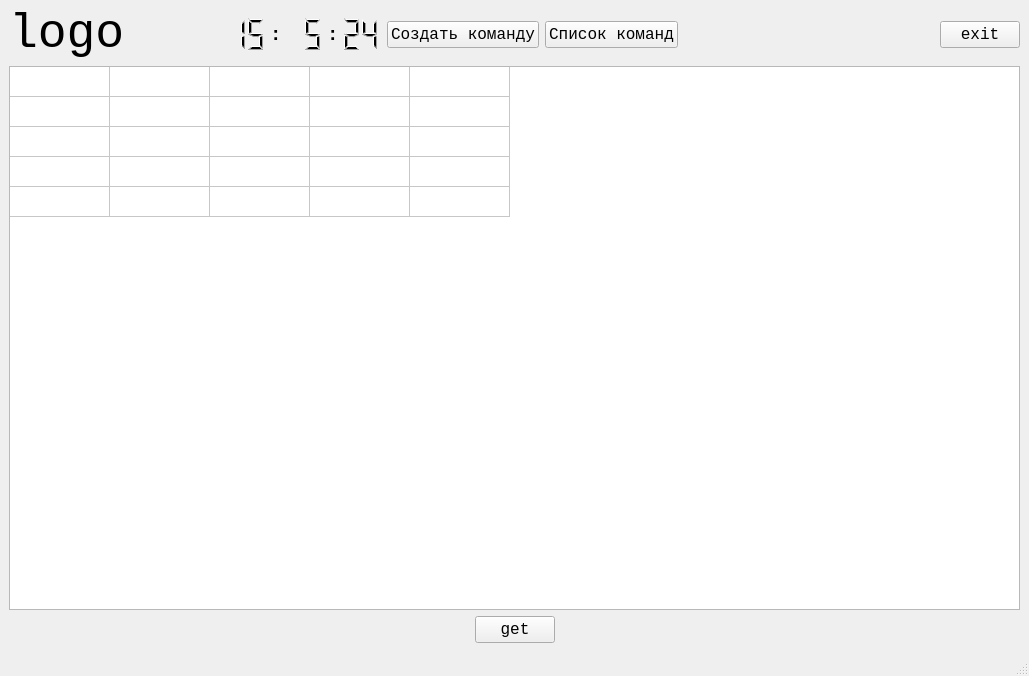
The window that views/ui/main_ui.ui (Hudrolax/leskraft_terminal) describes before a commit, drawn with Qt 5.
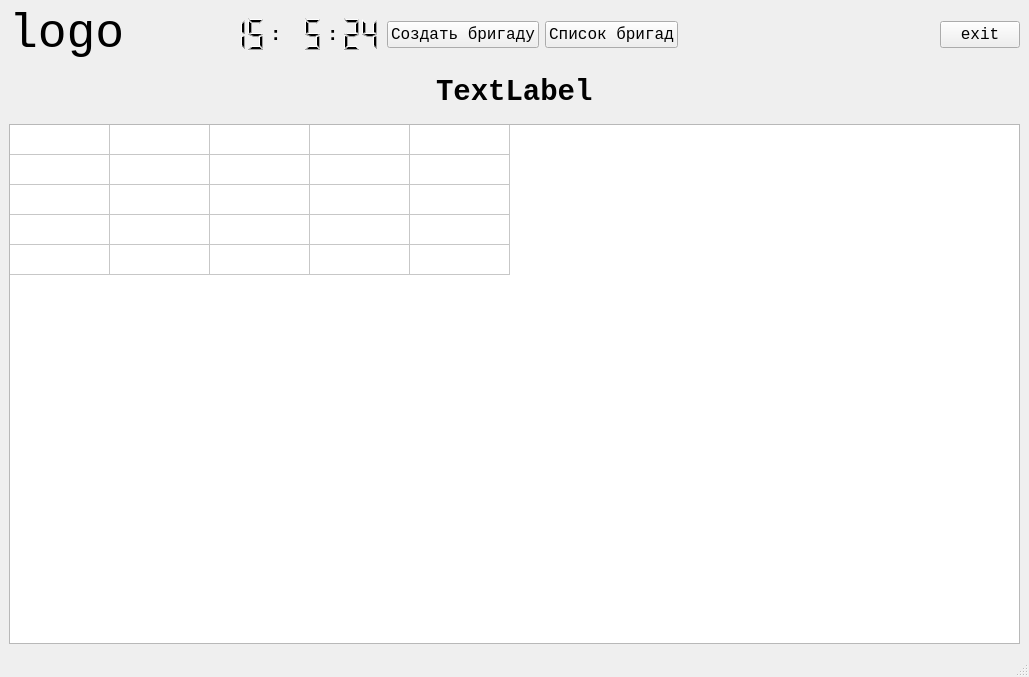
The same window after the commit.

Patch:
```diff
--- a/views/ui/main_ui.ui
+++ b/views/ui/main_ui.ui
@@ -7,7 +7,7 @@
     <x>0</x>
     <y>0</y>
     <width>1029</width>
-    <height>676</height>
+    <height>677</height>
    </rect>
   </property>
   <property name="font">
@@ -197,14 +197,14 @@
       <item>
        <widget class="QPushButton" name="create_team_btn">
         <property name="text">
-         <string>Создать команду</string>
+         <string>Создать бригаду</string>
         </property>
        </widget>
       </item>
       <item>
        <widget class="QPushButton" name="teamslist_btn">
         <property name="text">
-         <string>Список команд</string>
+         <string>Список бригад</string>
         </property>
        </widget>
       </item>
@@ -230,6 +230,62 @@
       </item>
      </layout>
     </item>
+    <item>
+     <widget class="QWidget" name="error_widget" native="true">
+      <property name="minimumSize">
+       <size>
+        <width>800</width>
+        <height>49</height>
+       </size>
+      </property>
+      <layout class="QVBoxLayout" name="verticalLayout_2">
+       <item>
+        <layout class="QHBoxLayout" name="horizontalLayout">
+         <item>
+          <spacer name="horizontalSpacer_2">
+           <property name="orientation">
+            <enum>Qt::Horizontal</enum>
+           </property>
+           <property name="sizeHint" stdset="0">
+            <size>
+             <width>40</width>
+             <height>20</height>
+            </size>
+           </property>
+          </spacer>
+         </item>
+         <item>
+          <widget class="QLabel" name="error_label">
+           <property name="font">
+            <font>
+             <pointsize>22</pointsize>
+             <weight>75</weight>
+             <bold>true</bold>
+            </font>
+           </property>
+           <property name="text">
+            <string>TextLabel</string>
+           </property>
+          </widget>
+         </item>
+         <item>
+          <spacer name="horizontalSpacer">
+           <property name="orientation">
+            <enum>Qt::Horizontal</enum>
+           </property>
+           <property name="sizeHint" stdset="0">
+            <size>
+             <width>40</width>
+             <height>20</height>
+            </size>
+           </property>
+          </spacer>
+         </item>
+        </layout>
+       </item>
+      </layout>
+     </widget>
+    </item>
     <item>
      <widget class="QTableWidget" name="tbl1">
       <property name="sizePolicy">
@@ -325,43 +381,6 @@
       </item>
      </widget>
     </item>
-    <item>
-     <layout class="QHBoxLayout" name="horizontalLayout">
-      <item>
-       <spacer name="horizontalSpacer">
-        <property name="orientation">
-         <enum>Qt::Horizontal</enum>
-        </property>
-        <property name="sizeHint" stdset="0">
-         <size>
-          <width>40</width>
-          <height>20</height>
-         </size>
-        </property>
-       </spacer>
-      </item>
-      <item>
-       <widget class="QPushButton" name="get_btn">
-        <property name="text">
-         <string>get</string>
-        </property>
-       </widget>
-      </item>
-      <item>
-       <spacer name="horizontalSpacer_2">
-        <property name="orientation">
-         <enum>Qt::Horizontal</enum>
-        </property>
-        <property name="sizeHint" stdset="0">
-         <size>
-          <width>40</width>
-          <height>20</height>
-         </size>
-        </property>
-       </spacer>
-      </item>
-     </layout>
-    </item>
    </layout>
   </widget>
   <widget class="QMenuBar" name="menubar">
```
